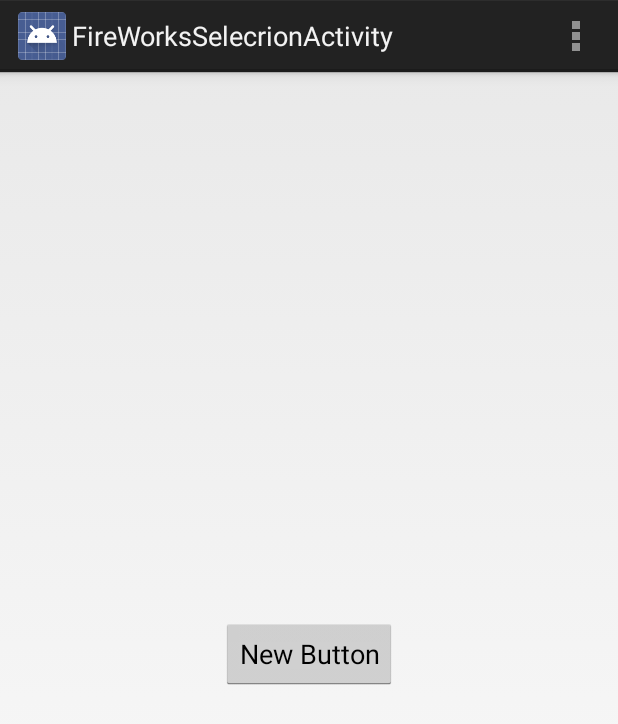
After one commit to BBensch/Flak-Cannon, an Android app: the FireWorksSelecrionActivity screen opened directly, with no data from a screen before it, on a phone screen of 412 x 824 dp. The commit adds this screen. Shown: the top 724 px of the screen. Run offline under Robolectric (Android 15) with nearby library versions, the phone set to English and light mode, and no system bars.

Commit message:
Adding screen

```diff
--- a/app/src/main/AndroidManifest.xml
+++ b/app/src/main/AndroidManifest.xml
@@ -16,6 +16,10 @@
                 <category android:name="android.intent.category.LAUNCHER" />
             </intent-filter>
         </activity>
+        <activity
+            android:name=".FireWorksSelecrionActivity"
+            android:label="@string/title_activity_fire_works_selecrion" >
+        </activity>
     </application>
 
 </manifest>
--- /dev/null
+++ b/app/src/main/java/kamikaze/team/flakcannon/FireWorksSelecrionActivity.java
@@ -0,0 +1,54 @@
+package kamikaze.team.flakcannon;
+
+import android.app.Activity;
+import android.content.Context;
+import android.os.Bundle;
+import android.view.Menu;
+import android.view.MenuItem;
+import android.view.View;
+import android.widget.Button;
+import android.widget.Toast;
+
+
+public class FireWorksSelecrionActivity extends Activity {
+
+
+
+    @Override
+    protected void onCreate(Bundle savedInstanceState) {
+        super.onCreate(savedInstanceState);
+        setContentView(R.layout.activity_fire_works_selecrion);
+
+        final Button button = (Button) findViewById(R.id.SupperButton);
+        button.setOnClickListener(new View.OnClickListener(){
+            public void onClick(View v){
+                Context context = getApplicationContext();
+                CharSequence text = "Hello toast!";
+                int duration = Toast.LENGTH_SHORT;
+
+                Toast toast = Toast.makeText(context, text, duration);
+                toast.show();
+            }
+        });
+    }
+
+
+    @Override
+    public boolean onCreateOptionsMenu(Menu menu) {
+        // Inflate the menu; this adds items to the action bar if it is present.
+        getMenuInflater().inflate(R.menu.fire_works_selecrion, menu);
+        return true;
+    }
+
+    @Override
+    public boolean onOptionsItemSelected(MenuItem item) {
+        // Handle action bar item clicks here. The action bar will
+        // automatically handle clicks on the Home/Up button, so long
+        // as you specify a parent activity in AndroidManifest.xml.
+        int id = item.getItemId();
+        if (id == R.id.action_settings) {
+            return true;
+        }
+        return super.onOptionsItemSelected(item);
+    }
+}
--- /dev/null
+++ b/app/src/main/res/layout/activity_fire_works_selecrion.xml
@@ -0,0 +1,23 @@
+<RelativeLayout xmlns:android="http://schemas.android.com/apk/res/android"
+    xmlns:tools="http://schemas.android.com/tools"
+    android:layout_width="match_parent"
+    android:layout_height="match_parent"
+    android:paddingLeft="@dimen/activity_horizontal_margin"
+    android:paddingRight="@dimen/activity_horizontal_margin"
+    android:paddingTop="@dimen/activity_vertical_margin"
+    android:paddingBottom="@dimen/activity_vertical_margin"
+    tools:context="kamikaze.team.flakcannon.FireWorksSelecrionActivity">
+
+    TextView
+        android:text="@string/hello_world"
+        android:layout_width="wrap_content"
+        android:layout_height="wrap_content" />
+
+    <Button
+        android:layout_width="wrap_content"
+        android:layout_height="wrap_content"
+        android:text="New Button"
+        android:id="@+id/SupperButton"
+        android:layout_centerVertical="true"
+        android:layout_centerHorizontal="true" />
+</RelativeLayout>
--- /dev/null
+++ b/app/src/main/res/menu/fire_works_selecrion.xml
@@ -0,0 +1,8 @@
+<menu xmlns:android="http://schemas.android.com/apk/res/android"
+    xmlns:tools="http://schemas.android.com/tools"
+    tools:context="kamikaze.team.flakcannon.FireWorksSelecrionActivity" >
+    <item android:id="@+id/action_settings"
+        android:title="@string/action_settings"
+        android:orderInCategory="100"
+        android:showAsAction="never" />
+</menu>
--- a/app/src/main/res/values/strings.xml
+++ b/app/src/main/res/values/strings.xml
@@ -4,5 +4,6 @@
     <string name="app_name">FlakCannon</string>
     <string name="hello_world">Bang!</string>
     <string name="action_settings">Settings</string>
+    <string name="title_activity_fire_works_selecrion">FireWorksSelecrionActivity</string>
 
 </resources>
```
Also changed, not shown: 1 other file.
